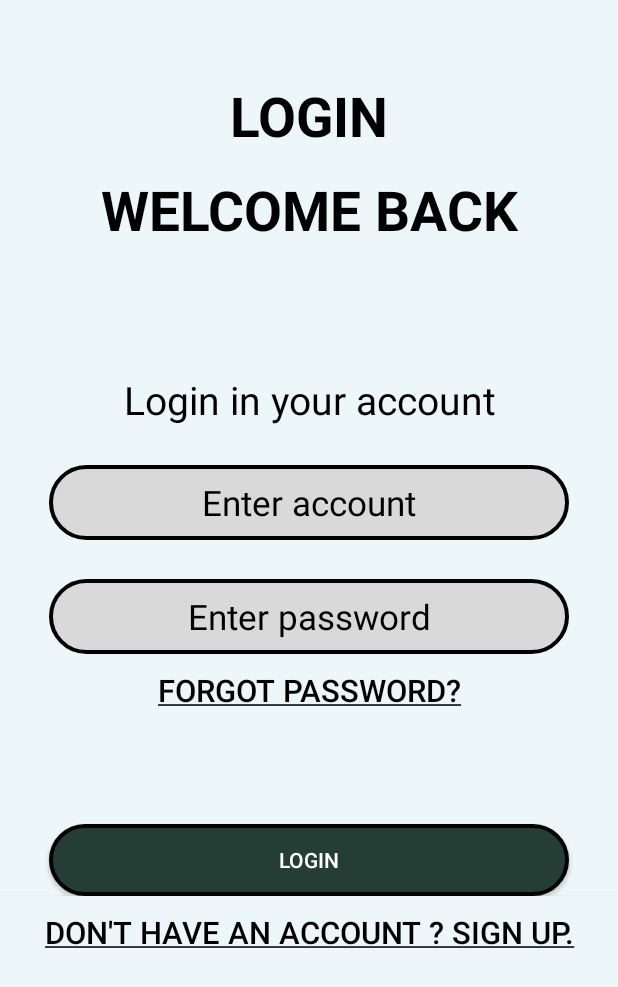
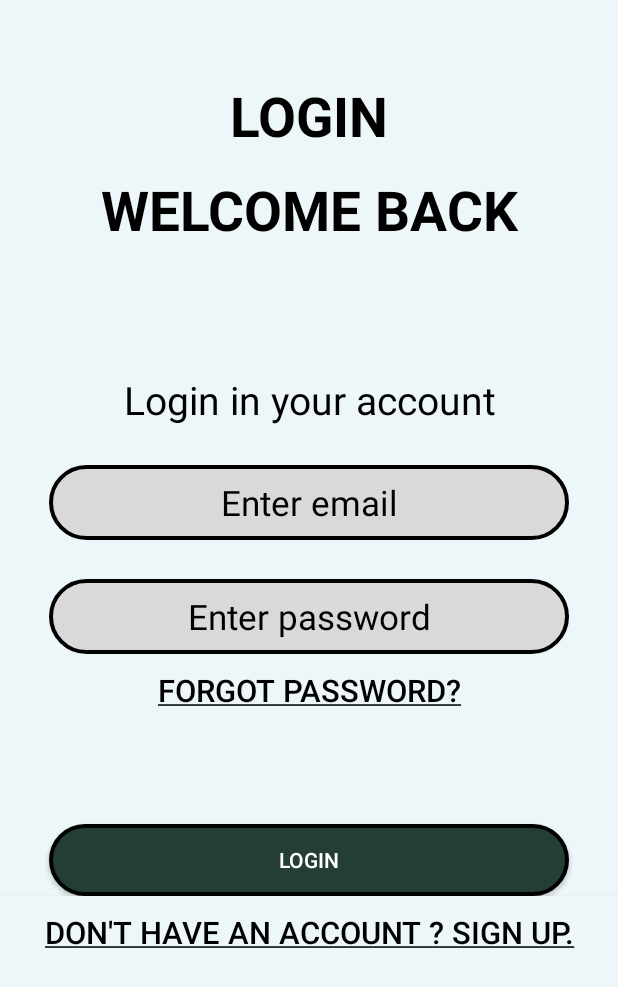
Before and after one commit to supershor/MarkMate, an Android app: the login_page screen opened directly, with no data from a screen before it, on a phone screen of 412 x 824 dp. Shown: the top 987 px of the screen. Run offline under Robolectric (Android 15) with nearby library versions, the light colour scheme and no system bars; our stand-ins replace Firebase (no records; nobody signed in at launch, a user with empty details on screens opened directly), sdp/ssp sizes.

Commit message:
black calendar issues fixed, and added auto email section for login page.

```diff
--- a/app/build.gradle.kts
+++ b/app/build.gradle.kts
@@ -11,8 +11,8 @@ android {
         applicationId = "com.supershor.markmate"
         minSdk = 24
         targetSdk = 34
-        versionCode = 6
-        versionName = "6.0"
+        versionCode = 9
+        versionName = "9.0"
 
         testInstrumentationRunner = "androidx.test.runner.AndroidJUnitRunner"
     }
--- a/app/src/main/java/com/supershor/markmate/attendance_sheet_without_uid.java
+++ b/app/src/main/java/com/supershor/markmate/attendance_sheet_without_uid.java
@@ -155,7 +155,7 @@ public class attendance_sheet_without_uid extends AppCompatActivity implements R
                 databaseReference=firebaseDatabase.getReference("USER DATA").child(firebaseAuth.getCurrentUser().getUid()).child("organization").child(intent.getStringExtra("org")).child("sub_organization").child(intent.getStringExtra("sub_org"));
                 View v1= LayoutInflater.from(attendance_sheet_without_uid.this).inflate(R.layout.date_picker,null);
                 DatePicker datePicker=v1.findViewById(R.id.datepicker);
-                AlertDialog.Builder alert=new AlertDialog.Builder(attendance_sheet_without_uid.this);
+                AlertDialog.Builder alert=new AlertDialog.Builder(attendance_sheet_without_uid.this,R.style.MyDialogTheme);
                 alert.setView(v1);
                 alert.setCancelable(false);
                 alert.setPositiveButton("SAVE", new DialogInterface.OnClickListener() {
@@ -236,7 +236,7 @@ public class attendance_sheet_without_uid extends AppCompatActivity implements R
                 reset_all_attendance=v1.findViewById(R.id.reset_all_attendance);
                 present_all_attendance=v1.findViewById(R.id.present_all_attendance);
                 absent_all_attendance=v1.findViewById(R.id.absent_all_attendance);
-                AlertDialog.Builder alert=new AlertDialog.Builder(attendance_sheet_without_uid.this);
+                AlertDialog.Builder alert=new AlertDialog.Builder(attendance_sheet_without_uid.this,R.style.MyDialogTheme);
                 alert.setView(v1);
                 alert.setCancelable(true);
                 alert.setNegativeButton("Dismiss", new DialogInterface.OnClickListener() {
--- a/app/src/main/java/com/supershor/markmate/settings.java
+++ b/app/src/main/java/com/supershor/markmate/settings.java
@@ -61,7 +61,7 @@ public class settings extends AppCompatActivity {
         logout.setOnClickListener(new View.OnClickListener() {
             @Override
             public void onClick(View v) {
-                AlertDialog.Builder alert=new AlertDialog.Builder(settings.this);
+                AlertDialog.Builder alert=new AlertDialog.Builder(settings.this,R.style.MyDialogThemeforLogout);
                 alert.setTitle("Logout")
                         .setCancelable(false)
                         .setMessage("Do you want to logout ? ")
--- a/app/src/main/java/com/supershor/markmate/sub_organization.java
+++ b/app/src/main/java/com/supershor/markmate/sub_organization.java
@@ -5,6 +5,7 @@ import android.app.AlertDialog;
 import android.content.DialogInterface;
 import android.content.Intent;
 import android.os.Bundle;
+import android.text.Html;
 import android.util.Log;
 import android.view.LayoutInflater;
 import android.view.View;
@@ -125,7 +126,7 @@ public class sub_organization extends AppCompatActivity implements RecyclerViewI
                 sub_org_name_desc_input_taker.setView(v1);
                 sub_org_name_desc_input_taker.setTitle("Sub-Organization")
                         .setMessage("You can't change this later")
-                        .setPositiveButton("Save", new DialogInterface.OnClickListener() {
+                        .setPositiveButton(Html.fromHtml("<font color='#000000'>SAVE</font>"), new DialogInterface.OnClickListener() {
                             @Override
                             public void onClick(DialogInterface dialog, int which) {
                                 if(check_fields()){
@@ -158,7 +159,7 @@ public class sub_organization extends AppCompatActivity implements RecyclerViewI
                                     Toast.makeText(sub_organization.this,issues, Toast.LENGTH_SHORT).show();
                                 }
                             }
-                        }).setNegativeButton("Cancel", new DialogInterface.OnClickListener() {
+                        }).setNegativeButton(Html.fromHtml("<font color='#FF0000'>CANCEL</font>"), new DialogInterface.OnClickListener() {
                             @Override
                             public void onClick(DialogInterface dialog, int which) {
                                 dialog.cancel();
--- a/app/src/main/res/layout/activity_create_new_account_page.xml
+++ b/app/src/main/res/layout/activity_create_new_account_page.xml
@@ -50,6 +50,7 @@
                     android:layout_width="match_parent"
                     android:layout_height="wrap_content"
                     android:layout_margin="@dimen/_25sdp"
+                    android:inputType="textPersonName"
                     android:background="@drawable/input_taker"
                     android:hint="Enter name"
                     android:textAlignment="center"
@@ -66,7 +67,7 @@
                     android:layout_marginBottom="@dimen/_25sdp"
                     android:background="@drawable/input_taker"
                     android:hint="Enter surname"
-
+                    android:inputType="textPersonName"
                     android:textAlignment="center"
                     android:padding="@dimen/_7sdp"
                     android:textColor="@color/black"
@@ -81,6 +82,7 @@
                     android:layout_marginBottom="@dimen/_25sdp"
                     android:background="@drawable/input_taker"
                     android:hint="Enter email"
+                    android:inputType="textEmailAddress"
                     android:textAlignment="center"
                     android:padding="@dimen/_7sdp"
                     android:textColor="@color/black"
@@ -93,6 +95,7 @@
                     android:layout_marginRight="@dimen/_25sdp"
                     android:layout_marginLeft="@dimen/_25sdp"
                     android:layout_marginBottom="@dimen/_25sdp"
+                    android:inputType="textVisiblePassword"
                     android:background="@drawable/input_taker"
                     android:hint="Enter password"
                     android:textAlignment="center"
--- a/app/src/main/res/layout/activity_login_page.xml
+++ b/app/src/main/res/layout/activity_login_page.xml
@@ -63,7 +63,8 @@
             android:layout_marginTop="@dimen/_20sdp"
             android:layout_marginLeft="@dimen/_25sdp"
             android:background="@drawable/input_taker"
-            android:hint="Enter account"
+            android:hint="Enter email"
+            android:inputType="textEmailAddress"
             android:textAlignment="center"
             android:padding="@dimen/_7sdp"
             android:textColor="@color/black"
@@ -76,6 +77,7 @@
             android:layout_marginTop="@dimen/_20sdp"
             android:layout_marginRight="@dimen/_25sdp"
             android:layout_marginLeft="@dimen/_25sdp"
+            android:inputType="textVisiblePassword"
             android:background="@drawable/input_taker"
             android:hint="Enter password"
             android:padding="@dimen/_7sdp"
--- a/app/src/main/res/layout/date_picker.xml
+++ b/app/src/main/res/layout/date_picker.xml
@@ -4,7 +4,6 @@
     android:orientation="vertical"
     android:layout_height="wrap_content">
     <DatePicker
-        android:background="@color/black"
         android:layout_width="match_parent"
         style="@style/black_date_picker_theme"
         android:id="@+id/datepicker"
--- a/app/src/main/res/values-night/themes.xml
+++ b/app/src/main/res/values-night/themes.xml
@@ -4,4 +4,23 @@
         <!-- Customize your dark theme here. -->
         <!-- <item name="colorPrimary">@color/my_dark_primary</item> -->
     </style>
+
+    <style name="NegativeButtonStyle" parent="Widget.MaterialComponents.Button.TextButton.Dialog">
+        <item name="android:textColor">@color/negative_button_color</item>
+    </style>
+
+    <style name="PositiveButtonStyle" parent="Widget.MaterialComponents.Button.TextButton.Dialog">
+        <item name="android:textColor">@color/positive_button_color</item>
+    </style>
+    <style name="MyDialogTheme" parent="Theme.AppCompat.Light.Dialog.Alert">
+        <item name="android:textColor">@color/black</item>
+        <item name="buttonBarNegativeButtonStyle">@style/NegativeButtonStyle</item>
+        <item name="buttonBarPositiveButtonStyle">@style/PositiveButtonStyle</item>
+    </style>
+    <style name="MyDialogTheme_MainActivity" parent="Theme.AppCompat.Light.Dialog.Alert">
+        <item name="android:background">@color/dialog_light</item>
+        <item name="android:textColor">@color/black</item>
+        <item name="buttonBarNegativeButtonStyle">@style/NegativeButtonStyle</item>
+        <item name="buttonBarPositiveButtonStyle">@style/PositiveButtonStyle</item>
+    </style>
 </resources>
--- a/app/src/main/res/values/colors.xml
+++ b/app/src/main/res/values/colors.xml
@@ -6,4 +6,7 @@
     <color name="background">#EDF6F9</color>
     <color name="light">#D9D9D9</color>
     <color name="dialog_light">#DFDFDF</color>
+
+    <color name="positive_button_color">#081c15</color>
+    <color name="negative_button_color">#f00</color>
 </resources>
--- a/app/src/main/res/values/themes.xml
+++ b/app/src/main/res/values/themes.xml
@@ -26,4 +26,26 @@
         <item name="android:actionMenuTextColor">@color/light</item>
         <item name="android:textColor">@color/white</item>
     </style>
+    <style name="NegativeButtonStyle" parent="Widget.MaterialComponents.Button.TextButton.Dialog">
+        <item name="android:textColor">@color/negative_button_color</item>
+    </style>
+    <style name="PositiveButtonStyle" parent="Widget.MaterialComponents.Button.TextButton.Dialog">
+        <item name="android:textColor">@color/positive_button_color</item>
+    </style>
+    <style name="MyDialogTheme" parent="Theme.AppCompat.Light.Dialog.Alert">
+        <item name="android:textColor">@color/black</item>
+        <item name="buttonBarNegativeButtonStyle">@style/NegativeButtonStyle</item>
+        <item name="buttonBarPositiveButtonStyle">@style/PositiveButtonStyle</item>
+    </style>
+    <style name="MyDialogThemeforLogout" parent="Theme.AppCompat.Light.Dialog.Alert">
+        <item name="android:textColor">@color/black</item>
+        <item name="buttonBarNegativeButtonStyle">@style/PositiveButtonStyle</item>
+        <item name="buttonBarPositiveButtonStyle">@style/NegativeButtonStyle</item>
+    </style>
+    <style name="MyDialogTheme_MainActivity" parent="Theme.AppCompat.Light.Dialog.Alert">
+        <item name="android:background">@color/dialog_light</item>
+        <item name="android:textColor">@color/black</item>
+        <item name="buttonBarNegativeButtonStyle">@style/NegativeButtonStyle</item>
+        <item name="buttonBarPositiveButtonStyle">@style/PositiveButtonStyle</item>
+    </style>
 </resources>
```
Also changed, not shown: app/src/main/java/com/supershor/markmate/MainActivity.java (+4 -3 lines), app/src/main/java/com/supershor/markmate/attendance_sheet_with_uid.java (+4 -3 lines), app/src/main/java/com/supershor/markmate/login_page.java (+4 -3 lines), 3 other files.
